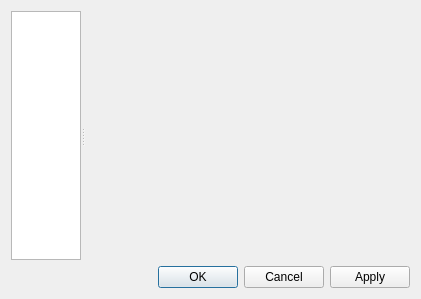
Old version of the form src/libkstapp/dialog.ui in the repository Kst-plot/kst.
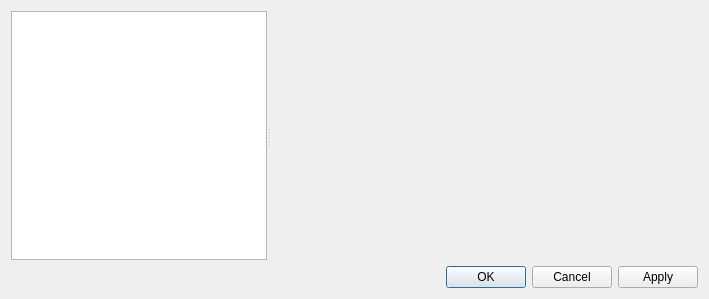
New version of the form.

Commit message:
Put a minimum size on the dialog list widget.
This is not the best solution, because it is font/resolution dependent. I can't
figure out how to make the dialog list widget be the size of the largest item,
however.

Patch:
```diff
--- a/src/libkstapp/dialog.ui
+++ b/src/libkstapp/dialog.ui
@@ -5,7 +5,7 @@
    <rect>
     <x>0</x>
     <y>0</y>
-    <width>396</width>
+    <width>709</width>
     <height>299</height>
    </rect>
   </property>
@@ -21,10 +21,7 @@
   <layout class="QGridLayout" >
    <item row="0" column="0" >
     <layout class="QGridLayout" >
-     <property name="horizontalSpacing" >
-      <number>0</number>
-     </property>
-     <property name="verticalSpacing" >
+     <property name="spacing" >
       <number>0</number>
      </property>
      <item row="0" column="0" colspan="3" >
@@ -65,11 +62,11 @@
         <bool>false</bool>
        </property>
        <widget class="QListWidget" name="_listWidget" >
-        <property name="sizePolicy" >
-         <sizepolicy vsizetype="Expanding" hsizetype="Preferred" >
-          <horstretch>0</horstretch>
-          <verstretch>0</verstretch>
-         </sizepolicy>
+        <property name="minimumSize" >
+         <size>
+          <width>175</width>
+          <height>0</height>
+         </size>
         </property>
        </widget>
        <widget class="QStackedWidget" name="_stackedWidget" >
@@ -132,7 +129,7 @@
       <enum>Qt::Horizontal</enum>
      </property>
      <property name="standardButtons" >
-      <set>QDialogButtonBox::Apply|QDialogButtonBox::Cancel|QDialogButtonBox::NoButton|QDialogButtonBox::Ok</set>
+      <set>QDialogButtonBox::Apply|QDialogButtonBox::Cancel|QDialogButtonBox::Ok</set>
      </property>
     </widget>
    </item>
```
Left out of the diff: 38 changed lines with no effect on the pictures. The commit also changes 1 other file.
